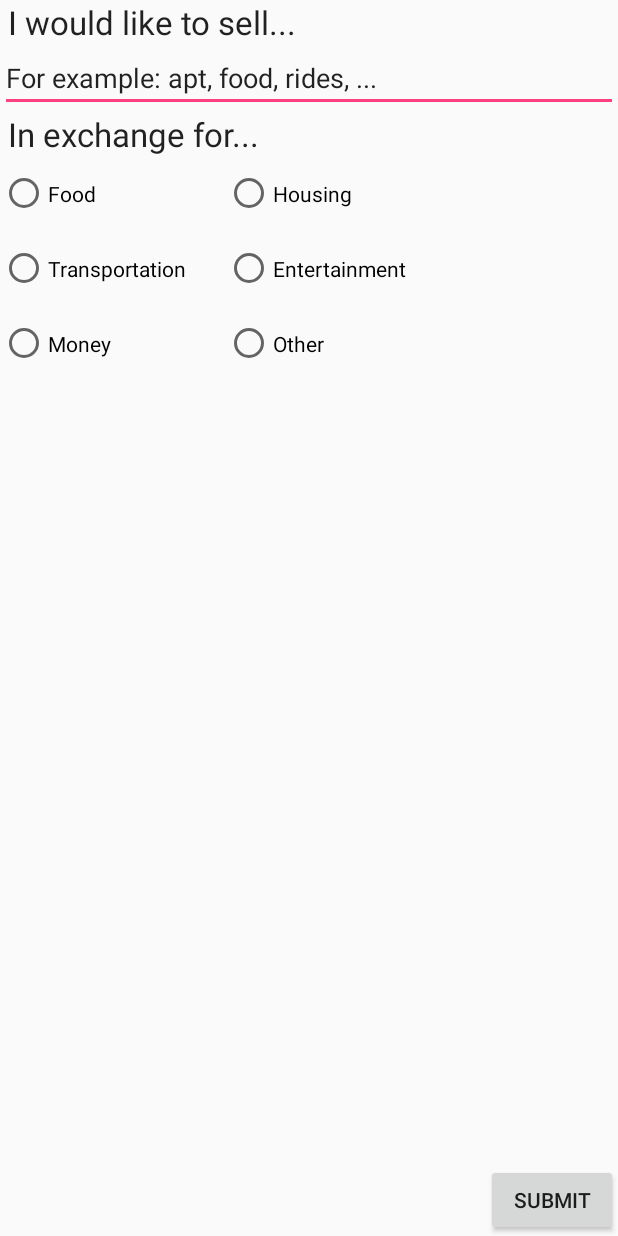
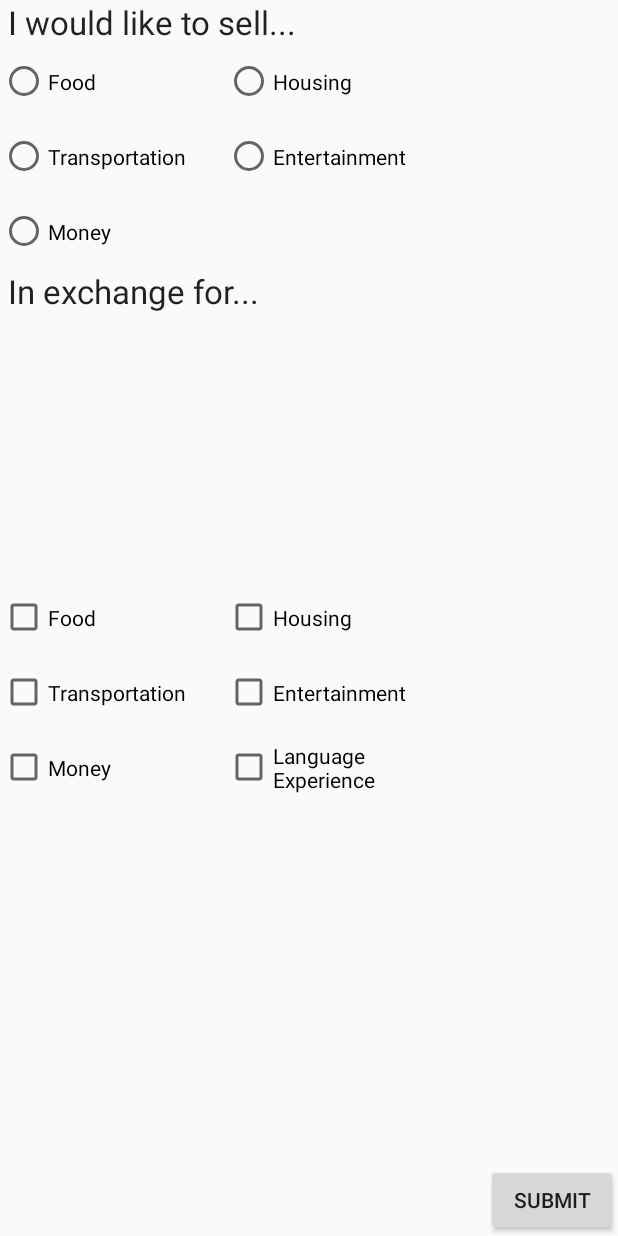
Before and after one commit to kimkdanny/CSE110, an Android app: the layout sell.xml on its own in the app's theme, with its tools: preview values and no code run, on a phone screen of 412 x 824 dp. Run offline under Robolectric (Android 15) with nearby library versions, the phone set to English and light mode, and no system bars.

Commit message:
xml for sell.xml with all checkboxes and radiobuttons

```diff
--- a/ServiceforService/app/src/main/res/layout/sell.xml
+++ b/ServiceforService/app/src/main/res/layout/sell.xml
@@ -20,35 +20,22 @@
         android:layout_alignParentRight="true"
         android:layout_alignParentEnd="true" />
 
-    <EditText
-        android:layout_width="wrap_content"
-        android:layout_height="wrap_content"
-        android:inputType="textMultiLine"
-        android:ems="10"
-        android:id="@+id/editText"
-        android:layout_below="@id/textView2"
-        android:layout_alignParentLeft="true"
-        android:layout_alignParentStart="true"
-        android:layout_alignRight="@id/button"
-        android:layout_alignEnd="@id/button"
-        android:text="For example: apt, food, rides, ..." />
-
     <TextView
         android:layout_width="wrap_content"
         android:layout_height="wrap_content"
         android:textAppearance="?android:attr/textAppearanceLarge"
         android:text=" In exchange for..."
         android:id="@+id/textView3"
-        android:layout_below="@id/editText"
         android:layout_alignParentLeft="true"
-        android:layout_alignParentStart="true" />
+        android:layout_alignParentStart="true"
+        android:layout_below="@id/radioButton5" />
 
     <RadioButton
         android:layout_width="150dp"
         android:layout_height="50dp"
         android:text="Food"
         android:id="@+id/radioButton"
-        android:layout_below="@id/textView3"
+        android:layout_below="@id/textView2"
         android:layout_alignParentLeft="true"
         android:layout_alignParentStart="true" />
 
@@ -57,7 +44,7 @@
         android:layout_height="50dp"
         android:text="Housing"
         android:id="@+id/radioButton2"
-        android:layout_below="@id/textView3"
+        android:layout_below="@id/textView2"
         android:layout_toRightOf="@id/radioButton"
         android:layout_toEndOf="@id/radioButton" />
 
@@ -88,13 +75,56 @@
         android:layout_alignParentLeft="true"
         android:layout_alignParentStart="true" />
 
-    <RadioButton
+    <CheckBox
         android:layout_width="150dp"
         android:layout_height="50dp"
-        android:text="Other"
-        android:id="@+id/radioButton6"
-        android:layout_below="@id/radioButton3"
-        android:layout_toRightOf="@id/radioButton5"
-        android:layout_toEndOf="@id/radioButton5" />
+        android:text="Food"
+        android:id="@+id/checkBox"
+        android:layout_centerVertical="true"
+        android:layout_alignParentLeft="true"
+        android:layout_alignParentStart="true" />
+
+    <CheckBox
+        android:layout_width="150dp"
+        android:layout_height="50dp"
+        android:text="Housing"
+        android:id="@+id/checkBox2"
+        android:layout_toRightOf="@id/checkBox"
+        android:layout_alignTop="@+id/checkBox"
+        android:layout_centerHorizontal="true" />
+
+    <CheckBox
+        android:layout_width="150dp"
+        android:layout_height="50dp"
+        android:text="Transportation"
+        android:id="@+id/checkBox3"
+        android:layout_below="@+id/checkBox"
+        android:layout_toLeftOf="@+id/checkBox4" />
+
+    <CheckBox
+        android:layout_width="150dp"
+        android:layout_height="50dp"
+        android:text="Entertainment"
+        android:id="@+id/checkBox4"
+        android:layout_below="@id/checkBox2"
+        android:layout_toRightOf="@id/checkBox"
+        android:layout_toEndOf="@id/checkBox" />
+
+    <CheckBox
+        android:layout_width="150dp"
+        android:layout_height="50dp"
+        android:text="Money"
+        android:id="@+id/checkBox5"
+        android:layout_below="@id/checkBox3"
+        android:layout_alignParentLeft="true"
+        android:layout_alignParentStart="true" />
+
+    <CheckBox
+        android:layout_width="150dp"
+        android:layout_height="50dp"
+        android:text="Language Experience"
+        android:id="@+id/checkBox6"
+        android:layout_below="@+id/checkBox4"
+        android:layout_alignLeft="@+id/checkBox2" />
 
 </RelativeLayout>
```
